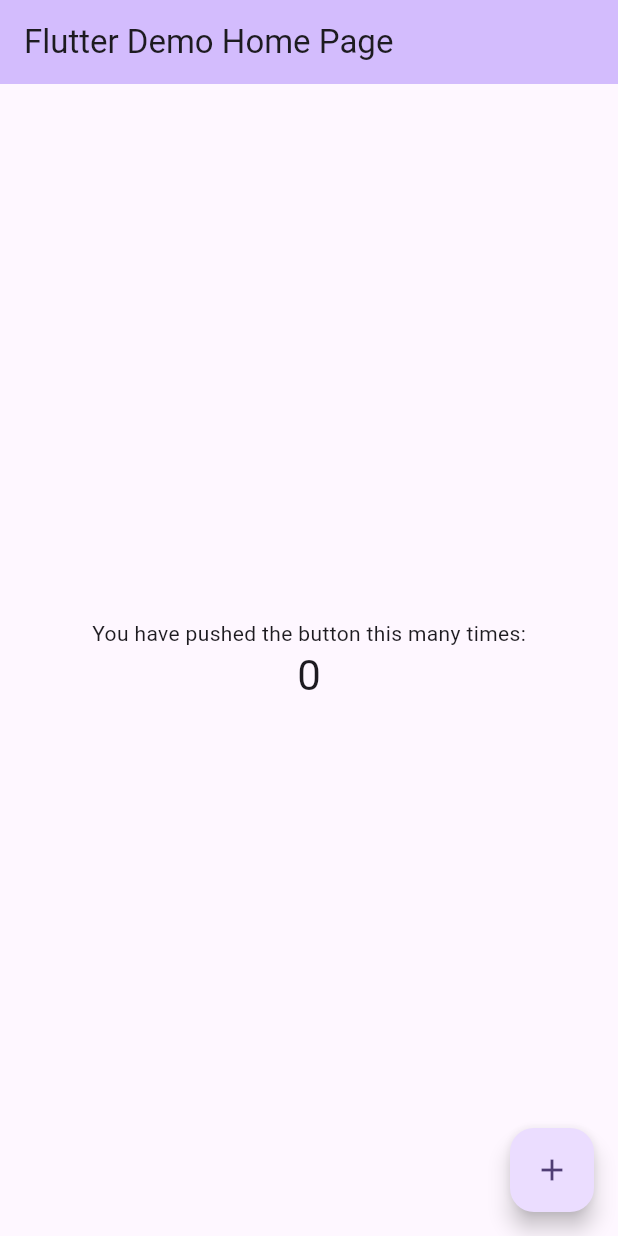
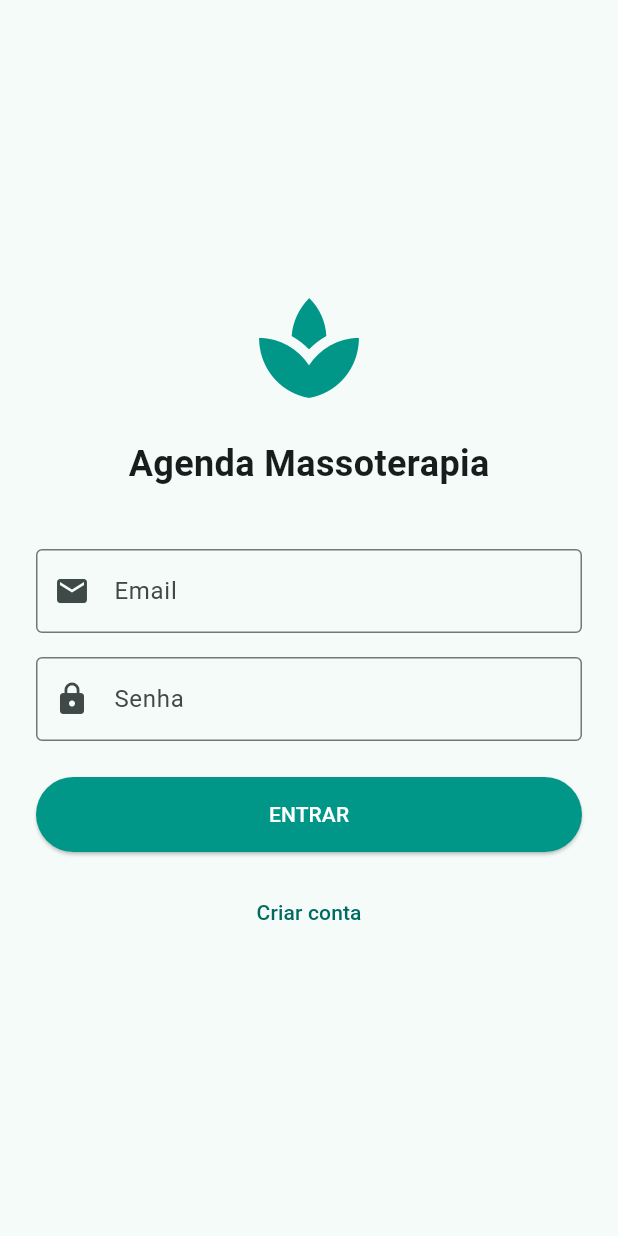
Before and after one commit to AllandreGirodo/Agenda, a Flutter app: the screen it shows after launch, on a phone screen of 412 x 824 dp. Run offline on Flutter 3.47's test engine with Material 3 defaults, Android fonts, the phone set to English and light mode, and no system bars.

Commit message:
first login

```diff
--- /dev/null
+++ b/agenda_horario/lib/controller/login_controller.dart
@@ -0,0 +1,24 @@
+import 'package:flutter/material.dart';
+// import 'package:firebase_auth/firebase_auth.dart';
+
+class LoginController {
+  // final FirebaseAuth _auth = FirebaseAuth.instance;
+
+  Future<void> logar(BuildContext context, String email, String senha) async {
+    if (email.isEmpty || senha.isEmpty) {
+      ScaffoldMessenger.of(context).showSnackBar(
+        const SnackBar(content: Text('Por favor, preencha email e senha')),
+      );
+      return;
+    }
+
+    // TODO: Implementar lógica real do Firebase Auth aqui
+    print("Tentando logar com $email");
+
+    // Simulação de sucesso
+    ScaffoldMessenger.of(context).showSnackBar(
+      const SnackBar(content: Text('Login realizado com sucesso (Simulação)')),
+    );
+    // Navigator.pushReplacementNamed(context, '/home');
+  }
+}
--- a/agenda_horario/lib/main.dart
+++ b/agenda_horario/lib/main.dart
@@ -1,122 +1,30 @@
 import 'package:flutter/material.dart';
+import 'view/login_view.dart';
+// import 'package:firebase_core/firebase_core.dart';
+// import 'firebase_options.dart'; // Será gerado pelo flutterfire configure
 
-void main() {
+void main() async {
+  WidgetsFlutterBinding.ensureInitialized();
+  // Inicialização do Firebase (descomente após configurar o projeto no console)
+  // await Firebase.initializeApp(
+  //   options: DefaultFirebaseOptions.currentPlatform,
+  // );
   runApp(const MyApp());
 }
 
 class MyApp extends StatelessWidget {
   const MyApp({super.key});
 
-  // This widget is the root of your application.
   @override
   Widget build(BuildContext context) {
     return MaterialApp(
-      title: 'Flutter Demo',
+      title: 'Agenda Massoterapia',
+      debugShowCheckedModeBanner: false,
       theme: ThemeData(
-        // This is the theme of your application.
-        //
-        // TRY THIS: Try running your application with "flutter run". You'll see
-        // the application has a purple toolbar. Then, without quitting the app,
-        // try changing the seedColor in the colorScheme below to Colors.green
-        // and then invoke "hot reload" (save your changes or press the "hot
-        // reload" button in a Flutter-supported IDE, or press "r" if you used
-        // the command line to start the app).
-        //
-        // Notice that the counter didn't reset back to zero; the application
-        // state is not lost during the reload. To reset the state, use hot
-        // restart instead.
-        //
-        // This works for code too, not just values: Most code changes can be
-        // tested with just a hot reload.
-        colorScheme: .fromSeed(seedColor: Colors.deepPurple),
+        colorScheme: ColorScheme.fromSeed(seedColor: Colors.teal),
+        useMaterial3: true,
       ),
-      home: const MyHomePage(title: 'Flutter Demo Home Page'),
+      home: const LoginView(),
     );
   }
 }
-
-class MyHomePage extends StatefulWidget {
-  const MyHomePage({super.key, required this.title});
-
-  // This widget is the home page of your application. It is stateful, meaning
-  // that it has a State object (defined below) that contains fields that affect
-  // how it looks.
-
-  // This class is the configuration for the state. It holds the values (in this
-  // case the title) provided by the parent (in this case the App widget) and
-  // used by the build method of the State. Fields in a Widget subclass are
-  // always marked "final".
-
-  final String title;
-
-  @override
-  State<MyHomePage> createState() => _MyHomePageState();
-}
-
-class _MyHomePageState extends State<MyHomePage> {
-  int _counter = 0;
-
-  void _incrementCounter() {
-    setState(() {
-      // This call to setState tells the Flutter framework that something has
-      // changed in this State, which causes it to rerun the build method below
-      // so that the display can reflect the updated values. If we changed
-      // _counter without calling setState(), then the build method would not be
-      // called again, and so nothing would appear to happen.
-      _counter++;
-    });
-  }
-
-  @override
-  Widget build(BuildContext context) {
-    // This method is rerun every time setState is called, for instance as done
-    // by the _incrementCounter method above.
-    //
-    // The Flutter framework has been optimized to make rerunning build methods
-    // fast, so that you can just rebuild anything that needs updating rather
-    // than having to individually change instances of widgets.
-    return Scaffold(
-      appBar: AppBar(
-        // TRY THIS: Try changing the color here to a specific color (to
-        // Colors.amber, perhaps?) and trigger a hot reload to see the AppBar
-        // change color while the other colors stay the same.
-        backgroundColor: Theme.of(context).colorScheme.inversePrimary,
-        // Here we take the value from the MyHomePage object that was created by
-        // the App.build method, and use it to set our appbar title.
-        title: Text(widget.title),
-      ),
-      body: Center(
-        // Center is a layout widget. It takes a single child and positions it
-        // in the middle of the parent.
-        child: Column(
-          // Column is also a layout widget. It takes a list of children and
-          // arranges them vertically. By default, it sizes itself to fit its
-          // children horizontally, and tries to be as tall as its parent.
-          //
-          // Column has various properties to control how it sizes itself and
-          // how it positions its children. Here we use mainAxisAlignment to
-          // center the children vertically; the main axis here is the vertical
-          // axis because Columns are vertical (the cross axis would be
-          // horizontal).
-          //
-          // TRY THIS: Invoke "debug painting" (choose the "Toggle Debug Paint"
-          // action in the IDE, or press "p" in the console), to see the
-          // wireframe for each widget.
-          mainAxisAlignment: .center,
-          children: [
-            const Text('You have pushed the button this many times:'),
-            Text(
-              '$_counter',
-              style: Theme.of(context).textTheme.headlineMedium,
-            ),
-          ],
-        ),
-      ),
-      floatingActionButton: FloatingActionButton(
-        onPressed: _incrementCounter,
-        tooltip: 'Increment',
-        child: const Icon(Icons.add),
-      ),
-    );
-  }
-}
--- /dev/null
+++ b/agenda_horario/lib/view/login_view.dart
@@ -0,0 +1,88 @@
+import 'package:flutter/material.dart';
+import '../controller/login_controller.dart';
+
+class LoginView extends StatefulWidget {
+  const LoginView({super.key});
+
+  @override
+  State<LoginView> createState() => _LoginViewState();
+}
+
+class _LoginViewState extends State<LoginView> {
+  final _emailController = TextEditingController();
+  final _senhaController = TextEditingController();
+  final _controller = LoginController();
+
+  @override
+  Widget build(BuildContext context) {
+    return Scaffold(
+      body: Center(
+        child: SingleChildScrollView(
+          padding: const EdgeInsets.all(24.0),
+          child: Column(
+            mainAxisAlignment: MainAxisAlignment.center,
+            children: [
+              const Icon(Icons.spa, size: 80, color: Colors.teal),
+              const SizedBox(height: 20),
+              const Text(
+                'Agenda Massoterapia',
+                style: TextStyle(fontSize: 24, fontWeight: FontWeight.bold),
+              ),
+              const SizedBox(height: 40),
+
+              TextField(
+                controller: _emailController,
+                decoration: const InputDecoration(
+                  labelText: 'Email',
+                  border: OutlineInputBorder(),
+                  prefixIcon: Icon(Icons.email),
+                ),
+                keyboardType: TextInputType.emailAddress,
+              ),
+              const SizedBox(height: 16),
+
+              TextField(
+                controller: _senhaController,
+                decoration: const InputDecoration(
+                  labelText: 'Senha',
+                  border: OutlineInputBorder(),
+                  prefixIcon: Icon(Icons.lock),
+                ),
+                obscureText: true,
+              ),
+
+              const SizedBox(height: 24),
+
+              SizedBox(
+                width: double.infinity,
+                height: 50,
+                child: ElevatedButton(
+                  onPressed: () {
+                    _controller.logar(
+                      context,
+                      _emailController.text,
+                      _senhaController.text,
+                    );
+                  },
+                  style: ElevatedButton.styleFrom(
+                    backgroundColor: Colors.teal,
+                    foregroundColor: Colors.white,
+                  ),
+                  child: const Text('ENTRAR'),
+                ),
+              ),
+
+              const SizedBox(height: 16),
+              TextButton(
+                onPressed: () {
+                  // Navegar para tela de cadastro
+                },
+                child: const Text('Criar conta'),
+              ),
+            ],
+          ),
+        ),
+      ),
+    );
+  }
+}
```
Also changed, not shown: agenda_horario/lib/usuario_model.dart (added, +33 -0 lines), 2 other files.
